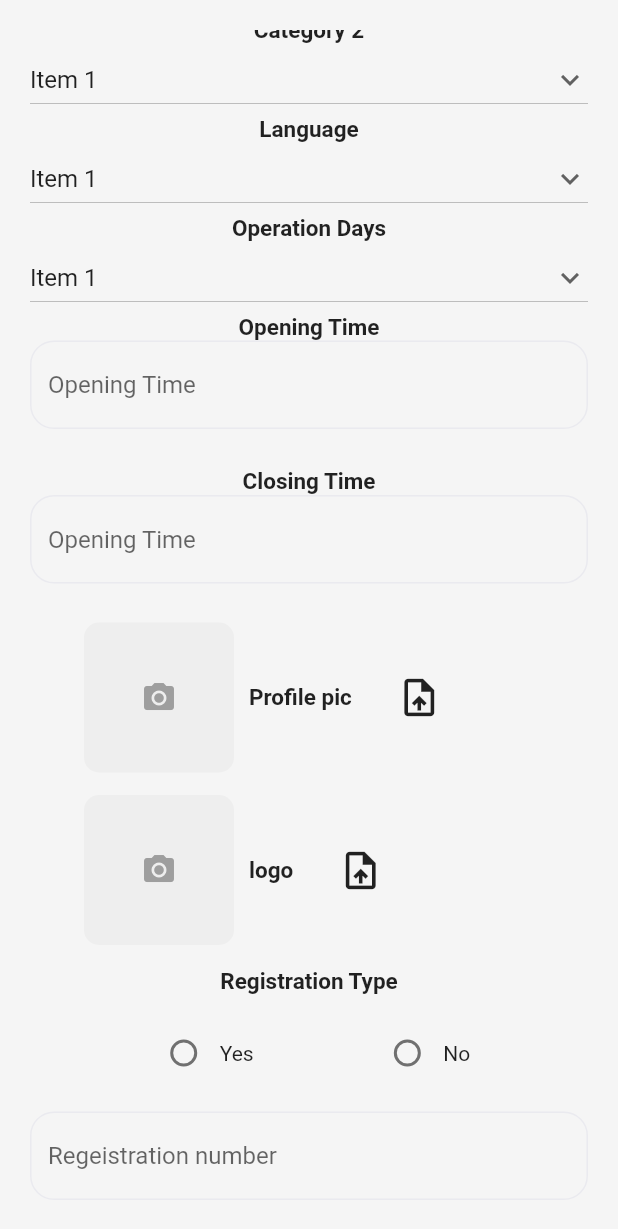
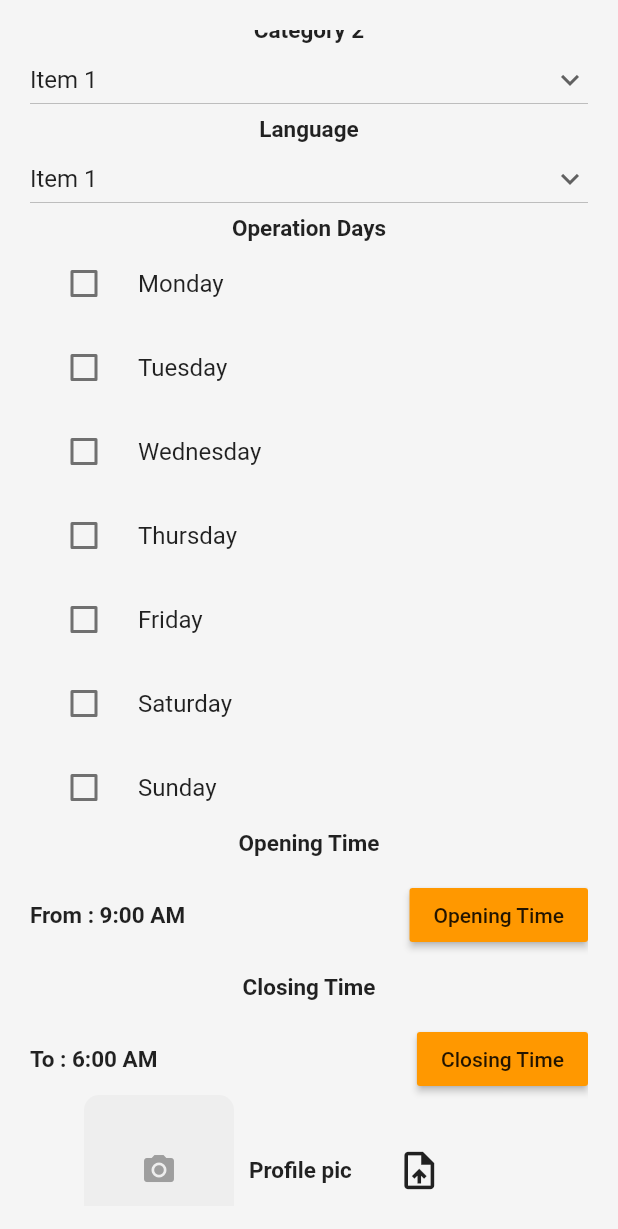
Before and after one commit to hammadkahn/Sibuy, a Flutter app: the SignUpScreen screen opened directly, scrolled down 1152 dp, on a phone screen of 412 x 824 dp. Shown: the top 1229 px of the screen. Run offline on Flutter 3.47's test engine with Material 2 defaults, Android fonts, the phone set to English and light mode, and no system bars; our stand-ins replace carousel_slider, chips_choice_null_safety, dropdown_button2, expandable, file_picker, flutter_slidable and 11 more; missing offline and left inert: dart:ffi, pusher_channels_flutter, qr_code_scanner; accounts and stored records are empty; network calls fail; Roboto replaces fonts that are missing (Cero); project files that could hold a hidden picture were left out.

Commit message:
merchant changes

```diff
--- a/lib/screens/authentication/sign_up_screen.dart
+++ b/lib/screens/authentication/sign_up_screen.dart
@@ -141,16 +141,16 @@ class _SignUpScreenState extends State<SignUpScreen> {
     'Item 4',
     'Item 5',
   ];
-  String op_dropdownvalue = 'Item 1';
+  // String op_dropdownvalue = 'Item 1';
 
-  // List of items in our dropdown menu
-  var op = [
-    'Item 1',
-    'Item 2',
-    'Item 3',
-    'Item 4',
-    'Item 5',
-  ];
+  // // List of items in our dropdown menu
+  // var op = [
+  //   'Item 1',
+  //   'Item 2',
+  //   'Item 3',
+  //   'Item 4',
+  //   'Item 5',
+  // ];
 
   @override
   void initState() {
@@ -171,6 +171,32 @@ class _SignUpScreenState extends State<SignUpScreen> {
 
     super.initState();
   }
+
+  TimeOfDay? _timeOfDay = TimeOfDay(hour: 9, minute: 00);
+  void _showtimepicker() {
+    showTimePicker(context: context, initialTime: TimeOfDay.now())
+        .then((value) => setState(() {
+              _timeOfDay = value;
+            }));
+  }
+
+  TimeOfDay? _closetimeOfDay = TimeOfDay(hour: 6, minute: 00);
+  void _closetimepicker() {
+    showTimePicker(context: context, initialTime: TimeOfDay.now())
+        .then((value) => setState(() {
+              _closetimeOfDay = value;
+            }));
+  }
+
+  final notifications = [
+    CheckBoxState(title: 'Monday'),
+    CheckBoxState(title: 'Tuesday'),
+    CheckBoxState(title: 'Wednesday'),
+    CheckBoxState(title: 'Thursday'),
+    CheckBoxState(title: 'Friday'),
+    CheckBoxState(title: 'Saturday'),
+    CheckBoxState(title: 'Sunday'),
+  ];
 
   @override
   Widget build(BuildContext context) {
@@ -623,31 +649,8 @@ class _SignUpScreenState extends State<SignUpScreen> {
                     fontWeight: FontWeight.bold,
                   ),
                 ),
-                Container(
-                  child: DropdownButton(
-                    isExpanded: true,
-                    // Initial Value
-                    value: op_dropdownvalue,
+                ...notifications.map(buildSingleCheckbox).toList(),
 
-                    // Down Arrow Icon
-                    icon: const Icon(Icons.keyboard_arrow_down),
-
-                    // Array list of items
-                    items: op.map((String items) {
-                      return DropdownMenuItem(
-                        value: items,
-                        child: Text(items),
-                      );
-                    }).toList(),
-                    // After selecting the desired option,it will
-                    // change button value to selected value
-                    onChanged: (String? newValueeee) {
-                      setState(() {
-                        op_dropdownvalue = newValueeee!;
-                      });
-                    },
-                  ),
-                ),
                 Text(
                   'Opening Time',
                   style: TextStyle(
@@ -655,20 +658,35 @@ class _SignUpScreenState extends State<SignUpScreen> {
                     fontWeight: FontWeight.bold,
                   ),
                 ),
-                Padding(
-                  padding: const EdgeInsets.only(bottom: 26),
-                  child: TextFormField(
-                    keyboardType: TextInputType.number,
-                    controller: branchCtr,
-                    decoration: InputDecoration(
-                      enabledBorder: OutlineInputBorder(
-                        borderSide: const BorderSide(color: Color(0xFFEAEAEF)),
-                        borderRadius: BorderRadius.circular(16),
+                SizedBox(
+                  height: 15,
+                ),
+                Row(
+                  children: [
+                    Text(
+                      'From : ',
+                      style: TextStyle(
+                        fontSize: 15,
+                        fontWeight: FontWeight.bold,
                       ),
-                      hintText: 'Opening Time',
-                      // suffix: Icon(Icons.visibility)
                     ),
-                  ),
+                    Text(
+                      _timeOfDay!.format(context).toString(),
+                      style: TextStyle(
+                        fontSize: 15,
+                        fontWeight: FontWeight.bold,
+                      ),
+                    ),
+                    Spacer(),
+                    MaterialButton(
+                      onPressed: _showtimepicker,
+                      child: Text('Opening Time'),
+                      color: Colors.orange,
+                    ),
+                  ],
+                ),
+                SizedBox(
+                  height: 15,
                 ),
                 Text(
                   'Closing Time',
@@ -677,20 +695,32 @@ class _SignUpScreenState extends State<SignUpScreen> {
                     fontWeight: FontWeight.bold,
                   ),
                 ),
-                Padding(
-                  padding: const EdgeInsets.only(bottom: 26),
-                  child: TextFormField(
-                    keyboardType: TextInputType.number,
-                    controller: branchCtr,
-                    decoration: InputDecoration(
-                      enabledBorder: OutlineInputBorder(
-                        borderSide: const BorderSide(color: Color(0xFFEAEAEF)),
-                        borderRadius: BorderRadius.circular(16),
+                SizedBox(
+                  height: 15,
+                ),
+                Row(
+                  children: [
+                    Text(
+                      'To : ',
+                      style: TextStyle(
+                        fontSize: 15,
+                        fontWeight: FontWeight.bold,
                       ),
-                      hintText: 'Opening Time',
-                      // suffix: Icon(Icons.visibility)
                     ),
-                  ),
+                    Text(
+                      _closetimeOfDay!.format(context).toString(),
+                      style: TextStyle(
+                        fontSize: 15,
+                        fontWeight: FontWeight.bold,
+                      ),
+                    ),
+                    Spacer(),
+                    MaterialButton(
+                      onPressed: _closetimepicker,
+                      child: Text('Closing Time'),
+                      color: Colors.orange,
+                    ),
+                  ],
                 ),
                 // Container(
                 //   width: double.infinity,
@@ -1137,4 +1167,19 @@ class _SignUpScreenState extends State<SignUpScreen> {
       ));
     }
   }
+
+  Widget buildSingleCheckbox(CheckBoxState checkbox) => CheckboxListTile(
+        title: Text(checkbox.title),
+        value: checkbox.value,
+        onChanged: (value) => setState(() => checkbox.value = value!),
+        controlAffinity:
+            ListTileControlAffinity.leading, //  <-- leading Checkbox
+      );
 }
+
+class CheckBoxState {
+  final String title;
+  bool value;
+
+  CheckBoxState({required this.title, this.value = false});
+}
```
